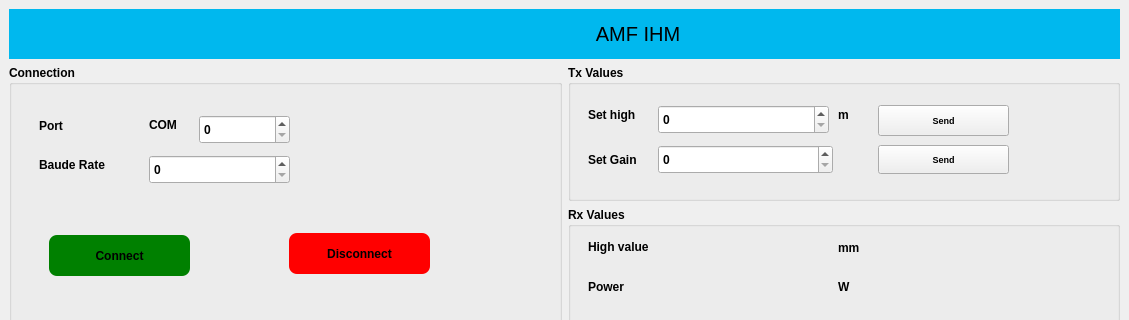
Qt form mainwindow.ui (omarabedk/Projet-IPS) before a commit; both pictures show x 0 to 1129 and y 0 to 320 of the 1129 by 949 pixel window.
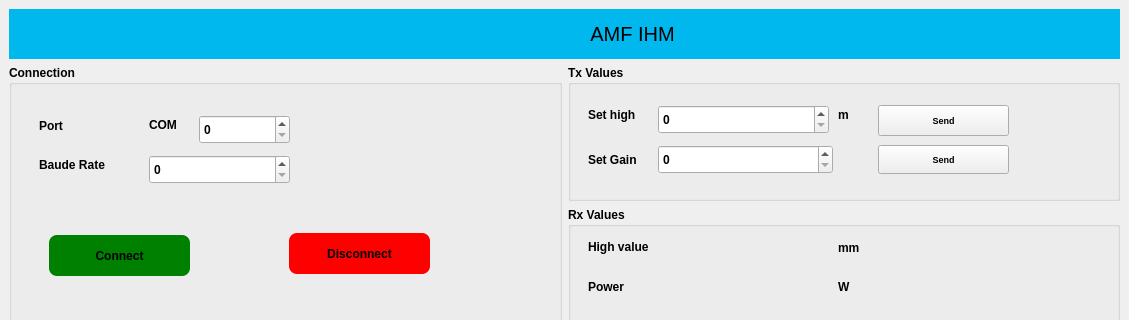
The same form after that commit. Custom widgets are drawn as their Qt base class.

What changed in the file:
```diff
--- a/mainwindow.ui
+++ b/mainwindow.ui
@@ -102,7 +102,7 @@
        <string notr="true">font-size: 20px;text-align: center;background-color: #00B8EE;</string>
       </property>
       <property name="text">
-       <string>                                                                                                          AMF IHM</string>
+       <string>                                                                                                         AMF IHM</string>
       </property>
      </widget>
     </item>
```
Left out of the diff: 4 changed lines with no effect on the pictures.
